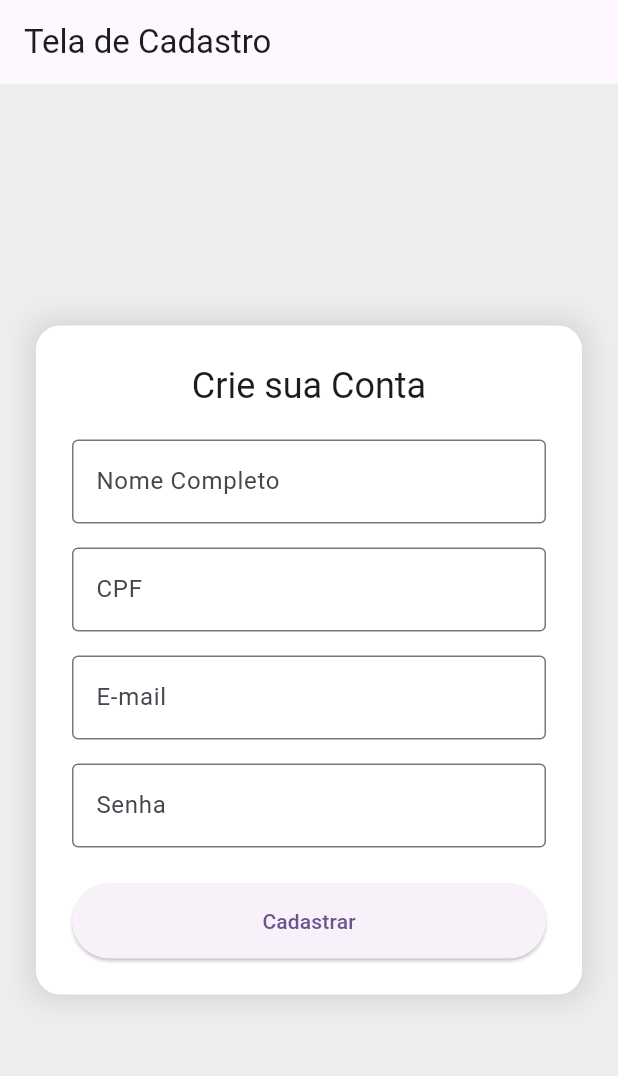
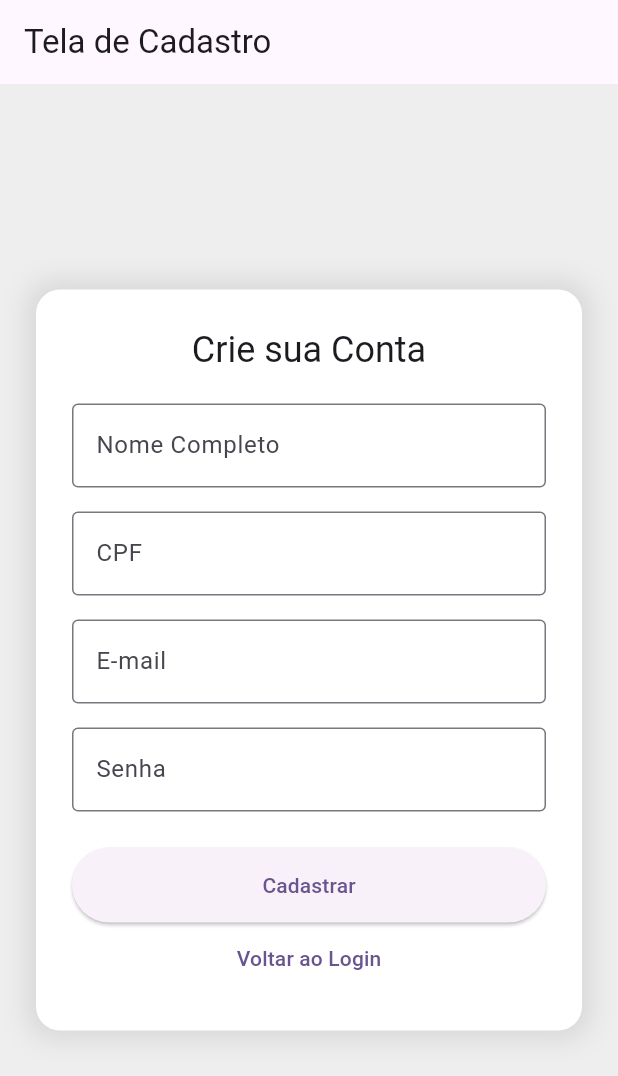
Before and after one commit to KauanMMF/Cinema_Flutter, a Flutter app: the screen it shows after launch, after a tap on "Crie uma aqui", on a phone screen of 412 x 824 dp. Shown: the top 1076 px of the screen. Run offline on Flutter 3.47's test engine with Material 3 defaults, Android fonts, the phone set to English and light mode, and no system bars; our stand-ins replace shared_preferences.

Commit message:
Adiciona máscara cpf em cadastro e botão para voltar ao login

```diff
--- a/lib/main.dart
+++ b/lib/main.dart
@@ -18,7 +18,7 @@ class MyApp extends StatelessWidget {
   @override
   Widget build(BuildContext context) {
     return MaterialApp(
-      title: 'Formulário de Hotel',
+      title: 'Login Hotel',
       debugShowCheckedModeBanner: false,
       theme: ThemeData(
         colorScheme: ColorScheme.fromSeed(seedColor: Colors.deepPurple),
--- a/lib/pages/cadatro.dart
+++ b/lib/pages/cadatro.dart
@@ -2,6 +2,8 @@ import 'package:flutter/material.dart';
 import 'package:flutter_application_1/model/user_model.dart';
 import 'package:flutter_application_1/pages/login.dart';
 import 'package:flutter_application_1/service/account_manager.dart';
+import 'package:flutter_application_1/components/CpfInputFormatter.dart';
+import 'package:flutter/services.dart';
 
 class RegistrationScreen extends StatefulWidget {
   @override
@@ -115,9 +117,17 @@ class _RegistrationScreenState extends State<RegistrationScreen> {
                       labelText: 'CPF',
                       border: OutlineInputBorder(),
                     ),
+                    keyboardType: TextInputType.number,
+                    inputFormatters: [
+                      FilteringTextInputFormatter.digitsOnly,
+                      CpfInputFormatter(),
+                    ],
                     validator: (value) {
                       if (value == null || value.isEmpty) {
                         return 'Por favor, insira seu CPF.';
+                      }
+                      if (value.length != 14) {
+                        return 'CPF inválido. Use o formato 000.000.000-00';
                       }
                       return null;
                     },
@@ -165,6 +175,17 @@ class _RegistrationScreenState extends State<RegistrationScreen> {
                       minimumSize: Size(double.infinity, 50),
                     ),
                   ),
+                  TextButton(
+                    onPressed: () {
+                      Navigator.pushReplacement(
+                        context,
+                        MaterialPageRoute(
+                          builder: (context) => LoginPage(title: "Login"),
+                        ),
+                      );
+                    },
+                    child: Text('Voltar ao Login'),
+                  ),
                 ],
               ),
             ),
```
